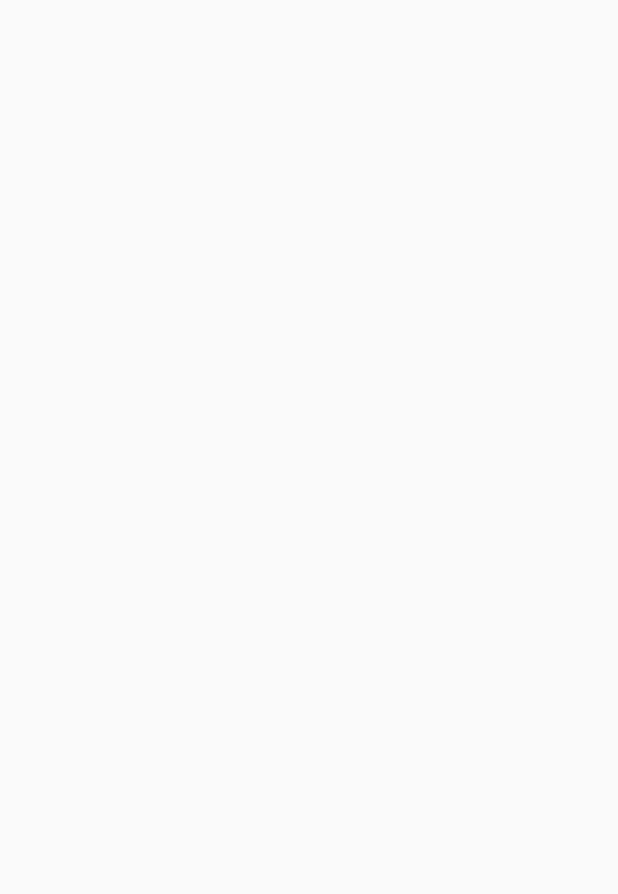
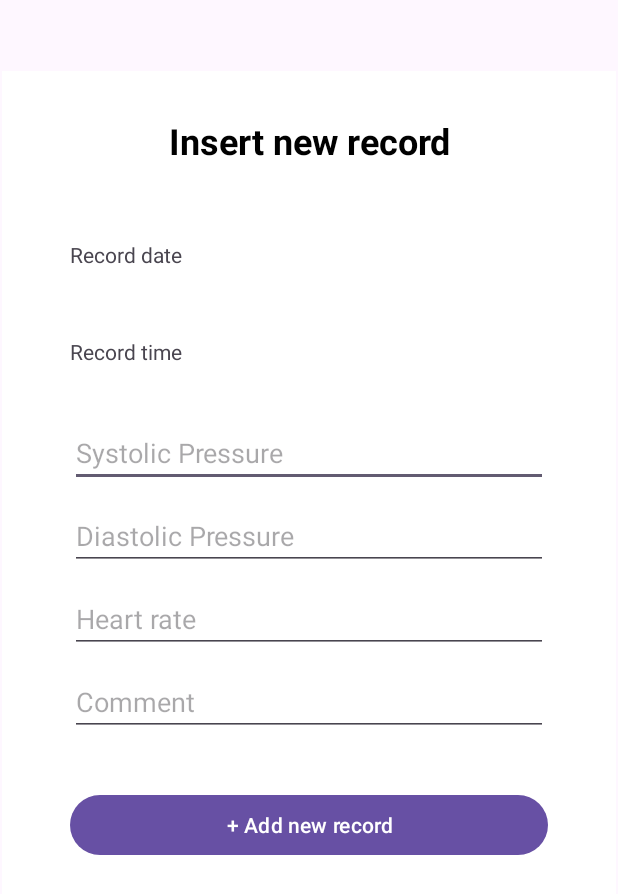
Before and after one commit to hossen1907012/cardiac-data-recorder, an Android app: the screen it shows after launch (OtherActivity before the commit, InsertReportActivity after it), on a phone screen of 412 x 824 dp. Before the commit the part shown is empty. Shown: the top 894 px of the screen. Run offline under Robolectric (Android 15) with nearby library versions, the phone set to English and light mode, and no system bars.

Commit message:
Add ui of data insertion

```diff
--- a/app/build.gradle
+++ b/app/build.gradle
@@ -26,6 +26,9 @@ android {
         sourceCompatibility JavaVersion.VERSION_1_8
         targetCompatibility JavaVersion.VERSION_1_8
     }
+    buildFeatures {
+        viewBinding true
+    }
 }
 
 dependencies {
@@ -33,6 +36,8 @@ dependencies {
     implementation 'androidx.appcompat:appcompat:1.6.1'
     implementation 'com.google.android.material:material:1.9.0'
     implementation 'androidx.constraintlayout:constraintlayout:2.1.4'
+    implementation 'androidx.navigation:navigation-fragment:2.5.2'
+    implementation 'androidx.navigation:navigation-ui:2.5.2'
     testImplementation 'junit:junit:4.13.2'
     androidTestImplementation 'androidx.test.ext:junit:1.1.5'
     androidTestImplementation 'androidx.test.espresso:espresso-core:3.5.1'
--- /dev/null
+++ b/app/src/main/java/com/example/cardiac_data_recoder/InsertReportActivity.java
@@ -0,0 +1,74 @@
+package com.example.cardiac_data_recoder;
+
+import androidx.appcompat.app.AppCompatActivity;
+
+import android.app.DatePickerDialog;
+import android.app.TimePickerDialog;
+import android.os.Bundle;
+import android.view.View;
+import android.widget.Button;
+import android.widget.DatePicker;
+import android.widget.EditText;
+import android.widget.TextView;
+import android.widget.TimePicker;
+
+import java.text.SimpleDateFormat;
+import java.util.Calendar;
+
+public class InsertReportActivity extends AppCompatActivity {
+
+    TextView date_picker, time_picker;
+    EditText systolic_pressure, diastolic_pressure, heart_rate, comment;
+    Button add_new_record;
+
+    int year, month, day;
+    int hour, min, sec;
+
+
+    @Override
+    protected void onCreate(Bundle savedInstanceState) {
+        super.onCreate(savedInstanceState);
+        setContentView(R.layout.activity_insert_report);
+
+        final Calendar calendar = Calendar.getInstance();
+
+        date_picker = findViewById(R.id.record_date);
+        time_picker = findViewById(R.id.record_time);
+        systolic_pressure = findViewById(R.id.systolic_pressure);
+        diastolic_pressure = findViewById(R.id.diastolic_pressure);
+        heart_rate = findViewById(R.id.heart_rate);
+        comment = findViewById(R.id.comment);
+        add_new_record = findViewById(R.id.add_new_record);
+
+
+        date_picker.setOnClickListener(new View.OnClickListener() {
+            @Override
+            public void onClick(View view) {
+                year = calendar.get(Calendar.YEAR);
+                month = calendar.get(Calendar.MONTH);
+                day = calendar.get(Calendar.DAY_OF_MONTH);
+
+                DatePickerDialog datePickerDialog = new DatePickerDialog(InsertReportActivity.this, new DatePickerDialog.OnDateSetListener() {
+                    @Override
+                    public void onDateSet(DatePicker datePicker, int i, int i1, int i2) {
+                        date_picker.setText(SimpleDateFormat.getDateInstance().format(calendar.getTime()));
+                    }
+                }, year, month, day);
+                datePickerDialog.show();
+            }
+        });
+
+        time_picker.setOnClickListener(new View.OnClickListener() {
+            @Override
+            public void onClick(View view) {
+                TimePickerDialog timePickerDialog = new TimePickerDialog(InsertReportActivity.this, new TimePickerDialog.OnTimeSetListener() {
+                    @Override
+                    public void onTimeSet(TimePicker timePicker, int hours, int minutes) {
+                        time_picker.setText(hours + " : " + minutes);
+                    }
+                }, hour, min, false);
+                timePickerDialog.show();
+            }
+        });
+    }
+}
--- a/app/src/main/java/com/example/cardiac_data_recoder/MainActivity.java
+++ b/app/src/main/java/com/example/cardiac_data_recoder/MainActivity.java
@@ -46,7 +46,7 @@ public class MainActivity extends AppCompatActivity {
             @Override
             public void  run()
             {
-                Intent intent = new Intent(MainActivity.this, OtherActivity.class);
+                Intent intent = new Intent(MainActivity.this, InsertReportActivity.class);
                 startActivity(intent);
                 finish();
             }
--- /dev/null
+++ b/app/src/main/res/layout/activity_insert_report.xml
@@ -0,0 +1,158 @@
+<?xml version="1.0" encoding="utf-8"?>
+<androidx.constraintlayout.widget.ConstraintLayout xmlns:android="http://schemas.android.com/apk/res/android"
+    xmlns:app="http://schemas.android.com/apk/res-auto"
+    xmlns:tools="http://schemas.android.com/tools"
+    android:id="@+id/insert_medical_report_layout"
+    android:layout_width="match_parent"
+    android:layout_height="match_parent"
+    tools:context=".InsertReportActivity">
+
+    <LinearLayout
+        android:layout_width="409dp"
+        android:layout_height="729dp"
+        android:layout_marginStart="1dp"
+        android:layout_marginTop="1dp"
+        android:layout_marginEnd="1dp"
+        android:layout_marginBottom="1dp"
+        android:background="#FFFFFF"
+        android:orientation="vertical"
+        app:layout_constraintBottom_toBottomOf="parent"
+        app:layout_constraintEnd_toEndOf="parent"
+        app:layout_constraintStart_toStartOf="parent"
+        app:layout_constraintTop_toTopOf="parent">
+
+        <TextView
+            android:id="@+id/textView2"
+            android:layout_width="match_parent"
+            android:layout_height="wrap_content"
+            android:layout_marginTop="30dp"
+            android:text="Insert new record"
+            android:textAlignment="center"
+            android:textColor="#000000"
+            android:textSize="24sp"
+            android:textStyle="bold" />
+
+        <LinearLayout
+            android:layout_width="match_parent"
+            android:layout_height="match_parent"
+            android:layout_marginLeft="20dp"
+            android:layout_marginTop="30dp"
+            android:layout_marginRight="20dp"
+            android:background="#FFFFFF"
+            android:orientation="vertical">
+
+            <androidx.cardview.widget.CardView
+                android:layout_width="match_parent"
+                android:layout_height="wrap_content"
+                android:layout_marginLeft="25dp"
+                android:layout_marginTop="20dp"
+                android:layout_marginRight="25dp"
+                android:background="#FFFFFF"
+                app:cardBackgroundColor="#FFFFFF"
+                app:cardElevation="0dp">
+
+                <TextView
+                    android:id="@+id/record_date_label"
+                    android:layout_width="match_parent"
+                    android:layout_height="wrap_content"
+                    android:text="Record date" />
+
+                <TextView
+                    android:id="@+id/record_date"
+                    android:layout_width="match_parent"
+                    android:layout_height="wrap_content"
+                    android:layout_marginTop="20dp"
+                    android:ems="10"
+                    android:inputType="date" />
+            </androidx.cardview.widget.CardView>
+
+            <androidx.cardview.widget.CardView
+                android:layout_width="match_parent"
+                android:layout_height="wrap_content"
+                android:layout_marginLeft="25dp"
+                android:layout_marginTop="25dp"
+                android:layout_marginRight="25dp"
+                app:cardElevation="0dp">
+
+                <TextView
+                    android:id="@+id/record_time_label"
+                    android:layout_width="match_parent"
+                    android:layout_height="wrap_content"
+                    android:text="Record time" />
+
+                <TextView
+                    android:id="@+id/record_time"
+                    android:layout_width="match_parent"
+                    android:layout_height="wrap_content"
+                    android:layout_marginTop="20dp"
+                    android:ems="10"
+                    android:inputType="time" />
+
+            </androidx.cardview.widget.CardView>
+
+            <androidx.cardview.widget.CardView
+                android:layout_width="match_parent"
+                android:layout_height="wrap_content"
+                android:layout_marginLeft="25dp"
+                android:layout_marginTop="5dp"
+                android:layout_marginRight="25dp"
+                android:background="#FFFFFF"
+                app:cardElevation="0dp">
+
+                <LinearLayout
+                    android:layout_width="match_parent"
+                    android:layout_height="match_parent"
+                    android:orientation="vertical">
+
+                    <EditText
+                        android:id="@+id/systolic_pressure"
+                        android:layout_width="match_parent"
+                        android:layout_height="wrap_content"
+                        android:layout_marginTop="10dp"
+                        android:ems="10"
+                        android:hint="Systolic Pressure"
+                        android:inputType="text" />
+
+                    <EditText
+                        android:id="@+id/diastolic_pressure"
+                        android:layout_width="match_parent"
+                        android:layout_height="wrap_content"
+                        android:layout_marginTop="10dp"
+                        android:ems="10"
+                        android:hint="Diastolic Pressure"
+                        android:inputType="text" />
+
+                    <EditText
+                        android:id="@+id/heart_rate"
+                        android:layout_width="match_parent"
+                        android:layout_height="wrap_content"
+                        android:layout_marginTop="10dp"
+                        android:ems="10"
+                        android:hint="Heart rate"
+                        android:inputType="text" />
+
+                    <EditText
+                        android:id="@+id/comment"
+                        android:layout_width="match_parent"
+                        android:layout_height="match_parent"
+                        android:layout_marginTop="10dp"
+                        android:ems="10"
+                        android:hint="Comment"
+                        android:inputType="text" />
+                </LinearLayout>
+
+            </androidx.cardview.widget.CardView>
+
+            <Button
+                android:id="@+id/add_new_record"
+                android:layout_width="match_parent"
+                android:layout_height="wrap_content"
+                android:layout_marginLeft="25dp"
+                android:layout_marginTop="35dp"
+                android:layout_marginRight="25dp"
+                android:text="+ Add new record" />
+
+        </LinearLayout>
+
+    </LinearLayout>
+</androidx.constraintlayout.widget.ConstraintLayout>
--- /dev/null
+++ b/app/src/main/res/values-land/dimens.xml
@@ -0,0 +1,3 @@
+<resources>
+    <dimen name="fab_margin">48dp</dimen>
+</resources>
--- a/app/src/main/res/values-night/themes.xml
+++ b/app/src/main/res/values-night/themes.xml
@@ -13,4 +13,9 @@
         <item name="android:statusBarColor">?attr/colorPrimaryVariant</item>
         <!-- Customize your theme here. -->
     </style>
+    <!-- Base application theme. -->
+    <style name="Base.Theme.CardiacDataRecoder" parent="Theme.Material3.DayNight.NoActionBar">
+        <!-- Customize your dark theme here. -->
+        <!-- <item name="colorPrimary">@color/my_dark_primary</item> -->
+    </style>
 </resources>
--- /dev/null
+++ b/app/src/main/res/values-v23/themes.xml
@@ -0,0 +1,9 @@
+<resources xmlns:tools="http://schemas.android.com/tools">
+
+    <style name="Theme.CardiacDataRecoder" parent="Base.Theme.CardiacDataRecoder">
+        <!-- Transparent system bars for edge-to-edge. -->
+        <item name="android:navigationBarColor">@android:color/transparent</item>
+        <item name="android:statusBarColor">@android:color/transparent</item>
+        <item name="android:windowLightStatusBar">?attr/isLightTheme</item>
+    </style>
+</resources>
--- /dev/null
+++ b/app/src/main/res/values-w1240dp/dimens.xml
@@ -0,0 +1,3 @@
+<resources>
+    <dimen name="fab_margin">200dp</dimen>
+</resources>
--- /dev/null
+++ b/app/src/main/res/values-w600dp/dimens.xml
@@ -0,0 +1,3 @@
+<resources>
+    <dimen name="fab_margin">48dp</dimen>
+</resources>
--- /dev/null
+++ b/app/src/main/res/values/dimens.xml
@@ -0,0 +1,3 @@
+<resources>
+    <dimen name="fab_margin">16dp</dimen>
+</resources>
--- a/app/src/main/res/values/themes.xml
+++ b/app/src/main/res/values/themes.xml
@@ -13,4 +13,9 @@
         <item name="android:statusBarColor">?attr/colorPrimaryVariant</item>
         <!-- Customize your theme here. -->
     </style>
+    <!-- Base application theme. -->
+    <style name="Base.Theme.CardiacDataRecoder" parent="Theme.Material3.DayNight.NoActionBar">
+        <!-- Customize your light theme here. -->
+        <!-- <item name="colorPrimary">@color/my_light_primary</item> -->
+    </style>
 </resources>
```
Also changed, not shown: app/src/main/AndroidManifest.xml (+10 -9 lines), app/src/main/java/com/example/cardiac_data_recoder/DataViewerActivity.java (added, +14 -0 lines), app/src/main/java/com/example/cardiac_data_recoder/MedicalReportAdapter.java (added, +182 -0 lines), app/src/main/java/com/example/cardiac_data_recoder/MedicalReportModel.java (added, +68 -0 lines), app/src/main/res/layout/activity_data_viewer.xml (added, +9 -0 lines), app/src/main/res/navigation/nav_graph.xml (added, +28 -0 lines), app/src/main/res/navigation/nav_graph2.xml (added, +28 -0 lines), app/src/main/res/values/strings.xml (+44 -0 lines).
